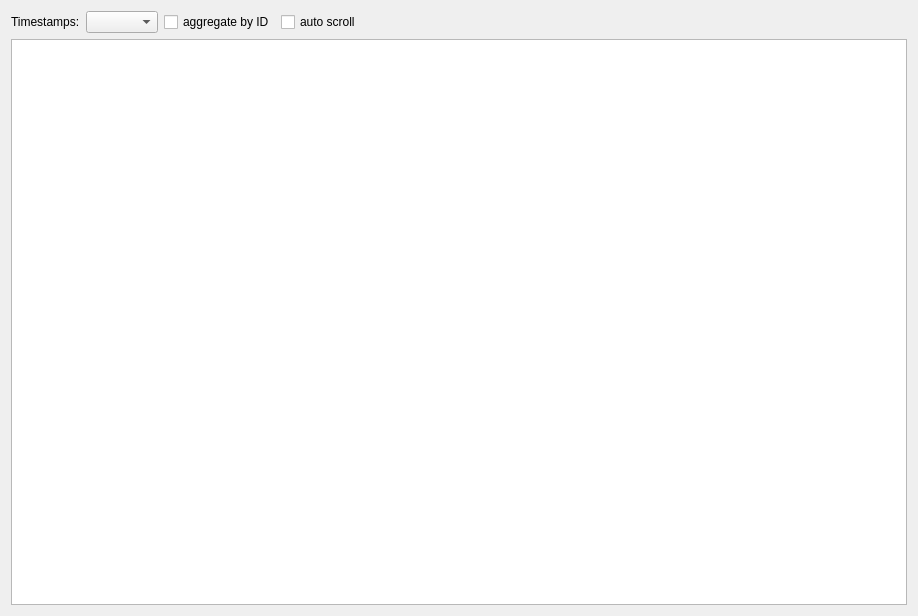
The window that src/window/TraceWindow/TraceWindow.ui (ShieldQiQi/Servo-Analyzer-FOC) describes before a commit, drawn with Qt 5.
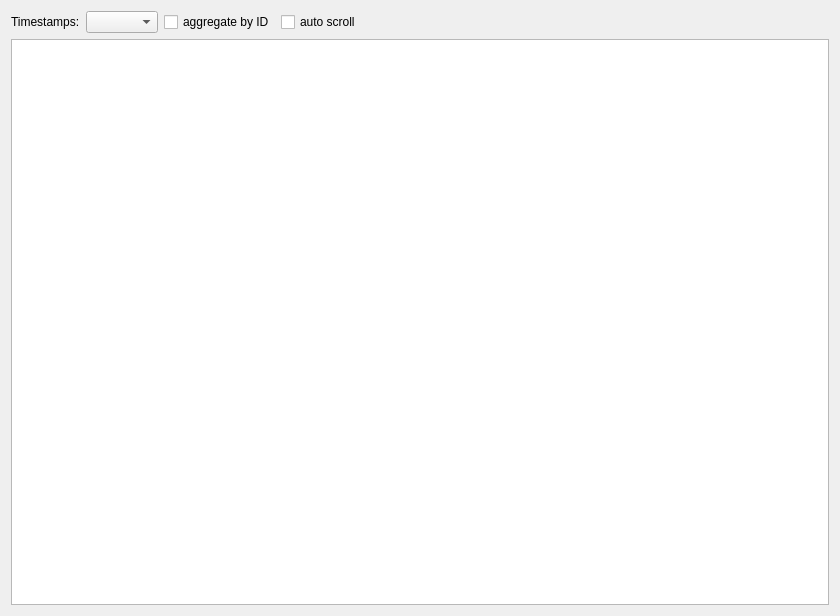
The same window after the commit.

Diff of the .ui file:
```diff
--- a/src/window/TraceWindow/TraceWindow.ui
+++ b/src/window/TraceWindow/TraceWindow.ui
@@ -6,7 +6,7 @@
    <rect>
     <x>0</x>
     <y>0</y>
-    <width>918</width>
+    <width>840</width>
     <height>616</height>
    </rect>
   </property>
```
